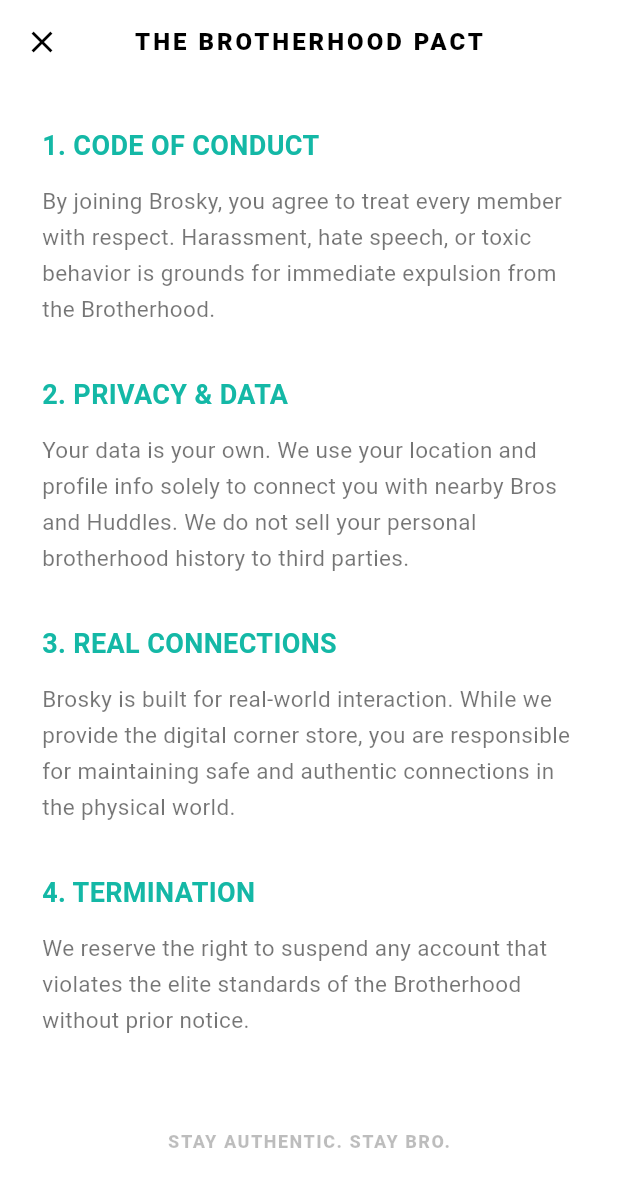
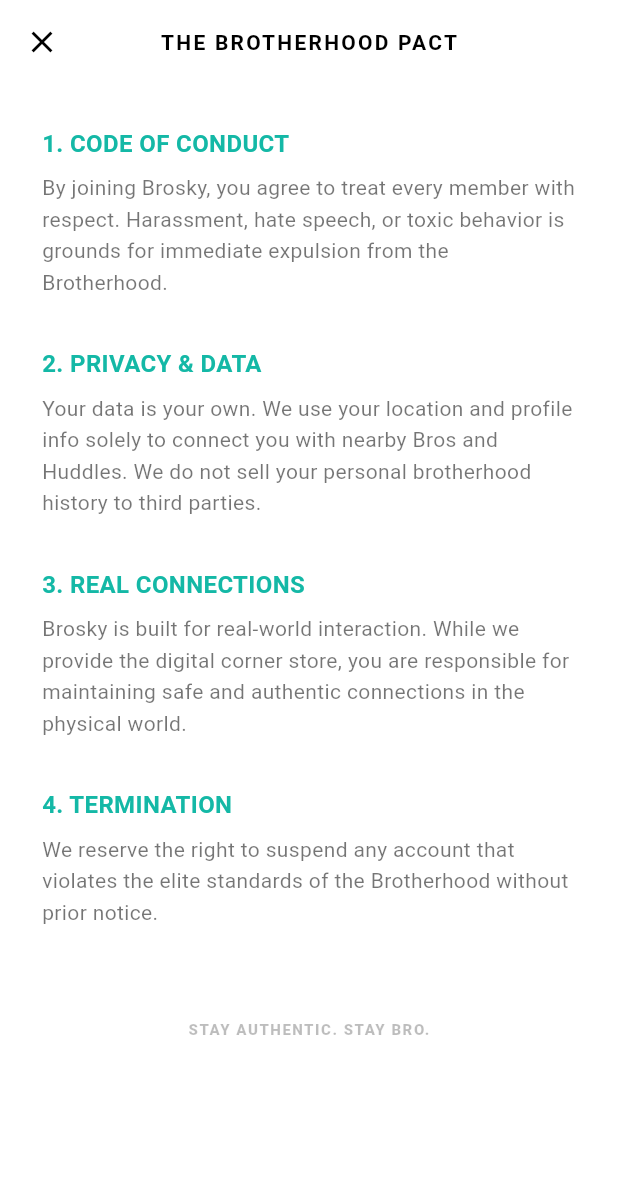
Before and after one commit to AdamDono/Brosky, a Flutter app: the TermsScreen screen opened directly, on a phone screen of 412 x 824 dp. Shown: the top 1187 px of the screen. Run offline on Flutter 3.47's test engine with Material 3 defaults, Android fonts, the phone set to English and light mode, and no system bars; our stand-ins replace flutter_riverpod, geolocator, google_fonts, hugeicons, image_picker, supabase_flutter and 1 more; accounts and stored records are empty.

Commit message:
font branch works

```diff
--- a/lib/src/features/auth/presentation/terms_screen.dart
+++ b/lib/src/features/auth/presentation/terms_screen.dart
@@ -18,10 +18,10 @@
         title: Text(
           'THE BROTHERHOOD PACT',
           style: TextStyle(fontFamily: '.SF Pro Display',
-            fontWeight: FontWeight.w900,
-            fontSize: 16,
+            fontWeight: FontWeight.w700,
+            fontSize: 14,
             color: Colors.black,
-            letterSpacing: 2,
+            letterSpacing: 1.5,
           ),
         ),
         centerTitle: true,
@@ -56,7 +56,7 @@
                 'STAY AUTHENTIC. STAY BRO.',
                 style: TextStyle(fontFamily: '.SF Pro Display',
                   fontWeight: FontWeight.w800,
-                  fontSize: 12,
+                  fontSize: 10,
                   color: Colors.black26,
                   letterSpacing: 1,
                 ),
@@ -76,18 +76,18 @@
         Text(
           title,
           style: TextStyle(fontFamily: '.SF Pro Display',
-            fontWeight: FontWeight.bold,
-            fontSize: 18,
+            fontWeight: FontWeight.w700,
+            fontSize: 16,
             color: const Color(0xFF14B8A6), // Teal accent
           ),
         ),
-        const SizedBox(height: 12),
+        const SizedBox(height: 8),
         Text(
           content,
           style: TextStyle(fontFamily: '.SF Pro Display',
-            fontSize: 15,
+            fontSize: 14,
             color: Colors.black54,
-            height: 1.6,
+            height: 1.5,
           ),
         ),
       ],
```
